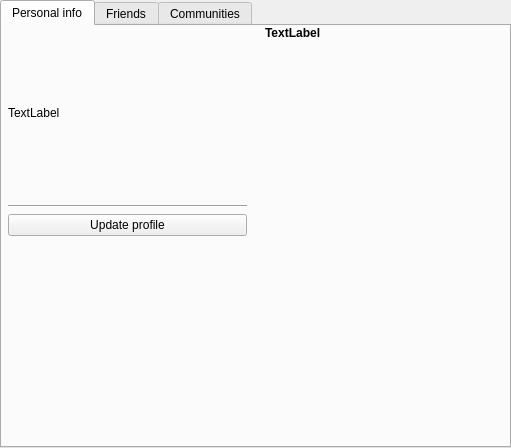
First picture: the form in src/plugins/blogique/plugins/metida/profilewidget.ui, repository 0xd34df00d/leechcraft, before the edit.
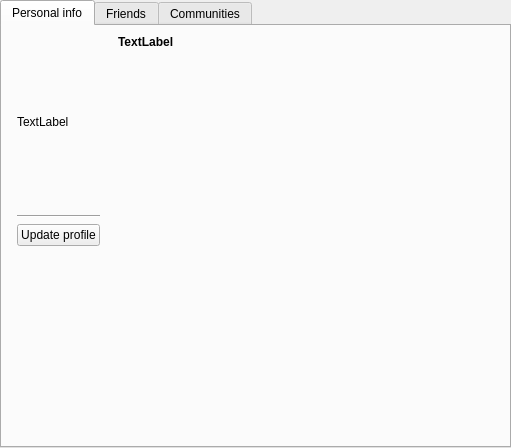
Second picture: the form after the edit.

Patch:
```diff
--- a/src/plugins/blogique/plugins/metida/profilewidget.ui
+++ b/src/plugins/blogique/plugins/metida/profilewidget.ui
@@ -27,12 +27,7 @@
        <string>Personal info</string>
       </attribute>
       <layout class="QGridLayout" name="gridLayout_3">
-       <property name="margin">
-        <number>0</number>
-       </property>
-       <item row="0" column="0">
-        <layout class="QHBoxLayout" name="horizontalLayout">
-         <item>
+       <item row="0" column="0" rowspan="2">
           <layout class="QVBoxLayout" name="verticalLayout">
            <property name="leftMargin">
             <number>6</number>
@@ -89,7 +84,7 @@
            </item>
           </layout>
          </item>
-         <item>
+       <item row="0" column="1">
           <layout class="QVBoxLayout" name="verticalLayout_2">
            <property name="leftMargin">
             <number>6</number>
@@ -125,9 +120,20 @@
            </item>
           </layout>
          </item>
-        </layout>
+       <item row="1" column="1">
+        <spacer name="horizontalSpacer">
+         <property name="orientation">
+          <enum>Qt::Horizontal</enum>
+         </property>
+         <property name="sizeHint" stdset="0">
+          <size>
+           <width>368</width>
+           <height>20</height>
+          </size>
+         </property>
+        </spacer>
        </item>
-       <item row="1" column="0">
+       <item row="2" column="0">
         <spacer name="verticalSpacer_4">
          <property name="orientation">
           <enum>Qt::Vertical</enum>
```
Left out of the diff: 15 changed lines with no effect on the pictures. Lines whose indentation alone changed are shown as unchanged.
